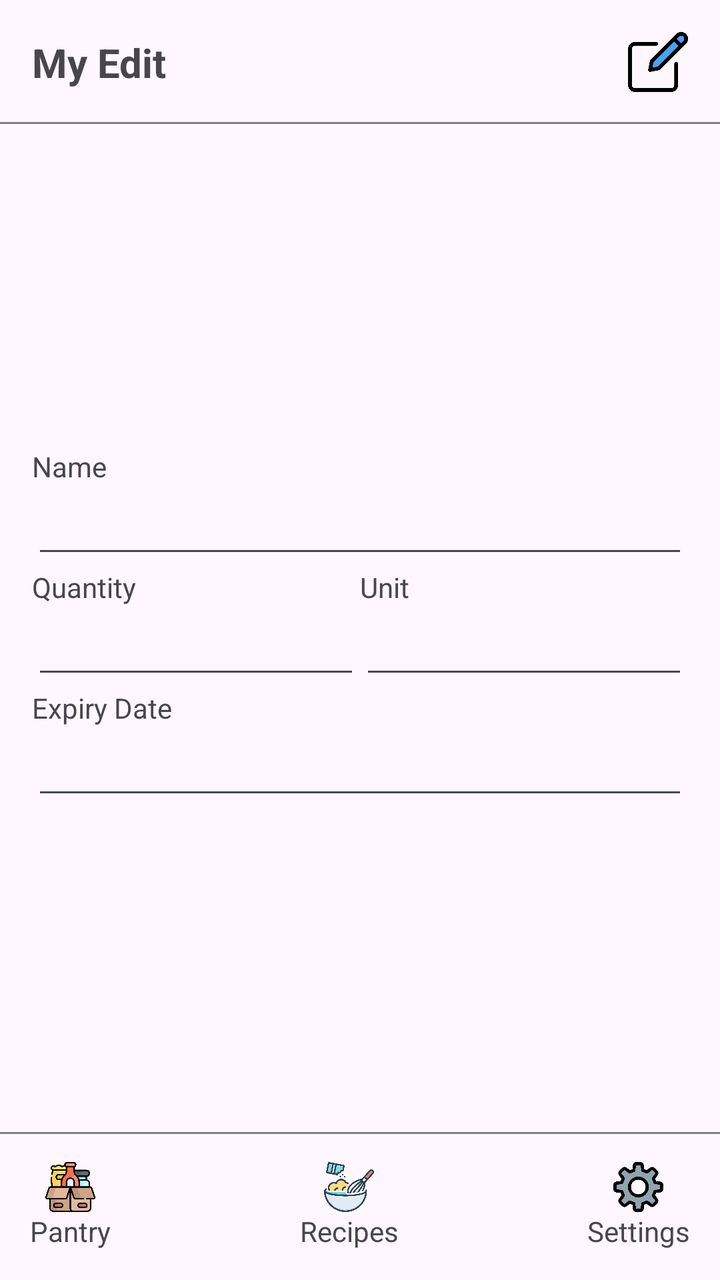
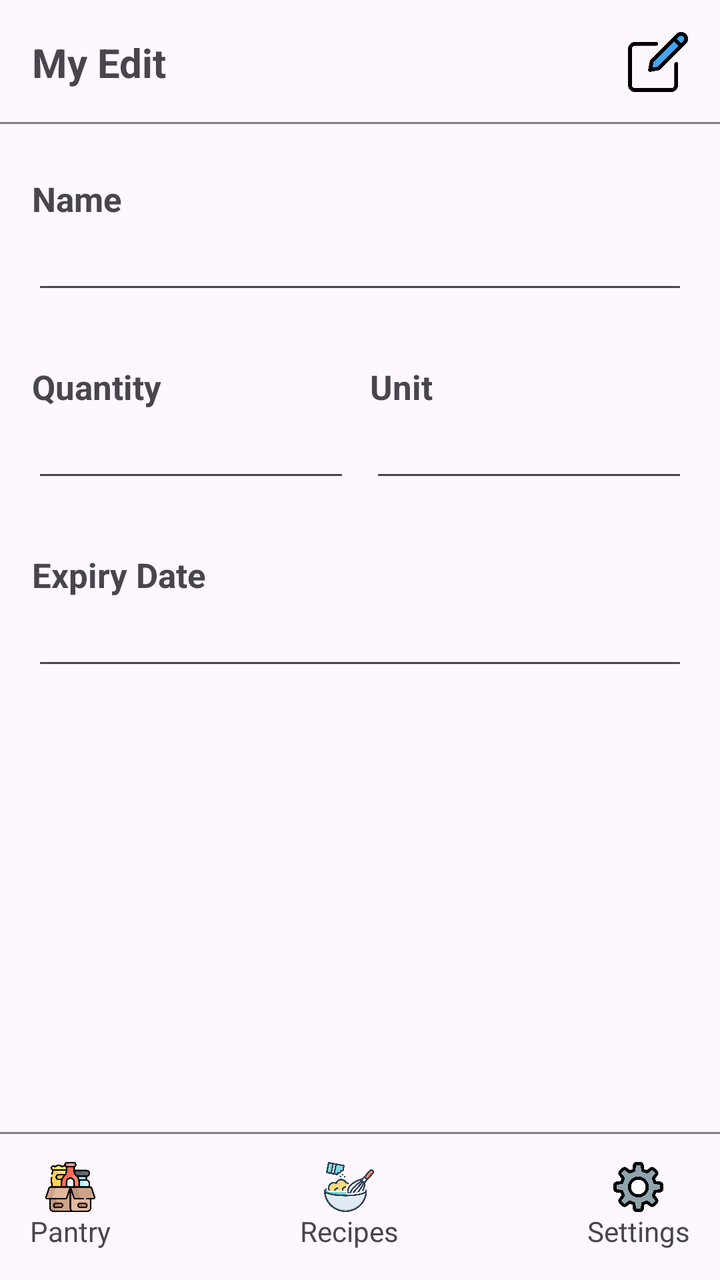

The first picture is an Android layout as it rendered before a commit; the second is the same layout after the commit. The layout source and the unified diff follow.
<!-- AndroidManifest.xml: application theme Theme.SmartPantryManager -->
<!-- res/layout/activity_edit.xml -->
<?xml version="1.0" encoding="utf-8"?>
<androidx.constraintlayout.widget.ConstraintLayout xmlns:android="http://schemas.android.com/apk/res/android"
    xmlns:app="http://schemas.android.com/apk/res-auto"
    xmlns:tools="http://schemas.android.com/tools"
    android:id="@+id/main"
    android:layout_width="match_parent"
    android:layout_height="match_parent"
    tools:context=".MainActivity">

    <androidx.constraintlayout.widget.ConstraintLayout
        android:id="@+id/topContainer"
        android:layout_width="0dp"
        android:layout_height="wrap_content"
        android:background="@drawable/border_bottom"
        android:padding="16dp"
        app:layout_constraintEnd_toEndOf="parent"
        app:layout_constraintStart_toStartOf="parent"
        app:layout_constraintTop_toTopOf="parent">

        <TextView
            android:id="@+id/pageText"
            android:layout_width="wrap_content"
            android:layout_height="wrap_content"
            android:text="My Edit"
            android:textSize="20dp"
            android:textStyle="bold"
            app:layout_constraintBottom_toBottomOf="parent"
            app:layout_constraintStart_toStartOf="parent"
            app:layout_constraintTop_toTopOf="parent" />

        <ImageView
            android:id="@+id/pageImage"
            android:layout_width="30dp"
            android:layout_height="30dp"
            android:src="@mipmap/edit"
            app:layout_constraintBottom_toBottomOf="parent"
            app:layout_constraintEnd_toEndOf="parent"
            app:layout_constraintTop_toTopOf="parent" />

    </androidx.constraintlayout.widget.ConstraintLayout>

    <androidx.constraintlayout.widget.ConstraintLayout
        android:id="@+id/editForm"
        android:layout_width="match_parent"
        android:layout_height="wrap_content"
        android:padding="16dp"
        app:layout_constraintStart_toStartOf="parent"
        app:layout_constraintEnd_toEndOf="parent"
        app:layout_constraintTop_toBottomOf="@id/topContainer"
        app:layout_constraintBottom_toTopOf="@id/navBtns"
        >

        <LinearLayout
            android:id="@+id/nameFormGroup"
            android:layout_width="match_parent"
            android:layout_height="wrap_content"
            android:orientation="vertical"
            app:layout_constraintStart_toStartOf="@id/editForm"
            app:layout_constraintEnd_toEndOf="@id/editForm"
            app:layout_constraintTop_toTopOf="@id/editForm"
            >

            <TextView
                android:id="@+id/nameTxt"
                android:layout_width="wrap_content"
                android:layout_height="wrap_content"
                android:text="Name"
                />

            <EditText
                android:id="@+id/nameEdt"
                android:layout_width="match_parent"
                android:layout_height="wrap_content"
                android:labelFor="@id/nameTxt"
                android:inputType="text"
                />

        </LinearLayout>

        <LinearLayout
            android:id="@+id/qtyUnitFormGroup"
            android:layout_width="match_parent"
            android:layout_height="wrap_content"
            android:orientation="horizontal"
            app:layout_constraintStart_toStartOf="@id/editForm"
            app:layout_constraintEnd_toEndOf="@id/editForm"
            app:layout_constraintTop_toBottomOf="@id/nameFormGroup"
            >

            <LinearLayout
                android:id="@+id/qtyFormGroup"
                android:layout_width="0dp"
                android:layout_weight="1"
                android:layout_height="wrap_content"
                android:orientation="vertical"
                >

                <TextView
                    android:id="@+id/qtyTxt"
                    android:layout_width="wrap_content"
                    android:layout_height="wrap_content"
                    android:text="Quantity"
                    />

                <EditText
                    android:id="@+id/qtyEdt"
                    android:layout_width="match_parent"
                    android:layout_height="wrap_content"
                    android:labelFor="@id/qtyTxt"
                    android:inputType="numberDecimal"
                    />

            </LinearLayout>

            <LinearLayout
                android:id="@+id/unitFormGroup"
                android:layout_width="0dp"
                android:layout_weight="1"
                android:layout_height="wrap_content"
                android:orientation="vertical"
                >

                <TextView
                    android:id="@+id/unitTxt"
                    android:layout_width="wrap_content"
                    android:layout_height="wrap_content"
                    android:text="Unit"
                    />

                <EditText
                    android:id="@+id/unitEdt"
                    android:layout_width="match_parent"
                    android:layout_height="wrap_content"
                    android:labelFor="@id/unitTxt"
                    android:inputType="text"
                    />

            </LinearLayout>
        </LinearLayout>

        <LinearLayout
            android:id="@+id/expDateFormGroup"
            android:layout_width="match_parent"
            android:layout_height="wrap_content"
            android:orientation="vertical"
            app:layout_constraintStart_toStartOf="@id/editForm"
            app:layout_constraintEnd_toEndOf="@id/editForm"
            app:layout_constraintTop_toBottomOf="@id/qtyUnitFormGroup"
            >

            <TextView
                android:id="@+id/expDateTxt"
                android:layout_width="wrap_content"
                android:layout_height="wrap_content"
                android:text="Expiry Date"
                />

            <EditText
                android:id="@+id/expDateEdt"
                android:layout_width="match_parent"
                android:layout_height="wrap_content"
                android:labelFor="@id/expDateTxt"
                android:inputType="date"
                />

        </LinearLayout>

    </androidx.constraintlayout.widget.ConstraintLayout>

    <androidx.constraintlayout.widget.ConstraintLayout
        android:id="@+id/navBtns"
        android:layout_width="match_parent"
        android:layout_height="wrap_content"
        app:layout_constraintStart_toStartOf="parent"
        app:layout_constraintEnd_toEndOf="parent"
        app:layout_constraintBottom_toBottomOf="parent"
        android:background="@drawable/border_top"
        android:padding="15dp"
        android:paddingStart="30dp"
        android:paddingEnd="30dp"
        >

        <LinearLayout
            android:id="@+id/pantryNavGroup"
            android:layout_width="wrap_content"
            android:layout_height="wrap_content"
            android:orientation="vertical"
            android:gravity="center"
            app:layout_constraintStart_toStartOf="parent"
            app:layout_constraintTop_toTopOf="parent"
            app:layout_constraintBottom_toBottomOf="parent"
            android:clickable="true"
            android:focusable="true"
            android:foreground="?attr/selectableItemBackground">

            <ImageView
                android:id="@+id/pantryBtn"
                android:layout_width="25dp"
                android:layout_height="25dp"
                android:background="@mipmap/pantry"
                android:contentDescription="@string/pantry_btn_text" />

            <TextView
                android:id="@+id/pantryBtnTxt"
                android:layout_width="wrap_content"
                android:layout_height="wrap_content"
                android:text="@string/pantry_btn_text"
                android:layout_gravity="center_horizontal" />

        </LinearLayout>

        <LinearLayout
            android:id="@+id/recipesNavGroup"
            android:layout_width="wrap_content"
            android:layout_height="wrap_content"
            android:orientation="vertical"
            android:gravity="center"
            app:layout_constraintStart_toEndOf="@id/pantryNavGroup"
            app:layout_constraintEnd_toStartOf="@id/settingsNavGroup"
            app:layout_constraintTop_toTopOf="parent"
            app:layout_constraintBottom_toBottomOf="parent"
            android:clickable="true"
            android:focusable="true"
            android:foreground="?attr/selectableItemBackground">

            <ImageView
                android:id="@+id/recipesBtn"
                android:layout_width="25dp"
                android:layout_height="25dp"
                android:background="@mipmap/blender"
                android:contentDescription="@string/recipes_btn_text" />

            <TextView
                android:id="@+id/recipesBtnTxt"
                android:layout_width="wrap_content"
                android:layout_height="wrap_content"
                android:text="@string/recipes_btn_text"
                android:layout_gravity="center_horizontal" />

        </LinearLayout>

        <LinearLayout
            android:id="@+id/settingsNavGroup"
            android:layout_width="wrap_content"
            android:layout_height="wrap_content"
            android:orientation="vertical"
            android:gravity="center"
            app:layout_constraintEnd_toEndOf="parent"
            app:layout_constraintTop_toTopOf="parent"
            app:layout_constraintBottom_toBottomOf="parent"
            android:clickable="true"
            android:focusable="true"
            android:foreground="?attr/selectableItemBackground">

            <ImageView
                android:id="@+id/settingsBtn"
                android:layout_width="25dp"
                android:layout_height="25dp"
                android:background="@mipmap/settings"
                android:contentDescription="@string/settings_btn_text" />

            <TextView
                android:id="@+id/settingsBtnTxt"
                android:layout_width="wrap_content"
                android:layout_height="wrap_content"
                android:text="@string/settings_btn_text"
                android:layout_gravity="center_horizontal" />

        </LinearLayout>

    </androidx.constraintlayout.widget.ConstraintLayout>

</androidx.constraintlayout.widget.ConstraintLayout>
<!-- resources referenced by this layout -->
<resources>
  <!-- drawable border_bottom (drawable) -->
  <?xml version="1.0" encoding="utf-8"?>
  <layer-list xmlns:android="http://schemas.android.com/apk/res/android">
      <item android:gravity="bottom">
          <shape android:shape="rectangle">
              <size android:height="1dp" />
              <solid android:color="@color/gray" />
          </shape>
      </item>
  </layer-list>
  <!-- drawable border_top (drawable) -->
  <?xml version="1.0" encoding="utf-8"?>
  <layer-list xmlns:android="http://schemas.android.com/apk/res/android">
      <item android:gravity="top">
          <shape android:shape="rectangle">
              <size android:height="1dp" />
              <solid android:color="@color/gray" />
          </shape>
      </item>
  </layer-list>
  <!-- mipmap blender: png bitmap (mipmap-hdpi, 55296 bytes) -->
  <!-- mipmap edit: png bitmap (mipmap-hdpi, 12470 bytes) -->
  <!-- mipmap pantry: png bitmap (mipmap-hdpi, 28301 bytes) -->
  <!-- mipmap settings: png bitmap (mipmap-hdpi, 32274 bytes) -->
  <string name="pantry_btn_text">Pantry</string>
  <string name="recipes_btn_text">Recipes</string>
  <string name="settings_btn_text">Settings</string>
  <style name="Theme.SmartPantryManager" parent="Base.Theme.SmartPantryManager" />
  <color name="gray">#808080</color>
  <style name="Base.Theme.SmartPantryManager" parent="Theme.Material3.DayNight.NoActionBar">
          
          
      </style>
</resources>

<!-- the commit's change to res/layout/activity_edit.xml (unified diff, before → after) -->
@@ -22,7 +22,7 @@
             android:layout_width="wrap_content"
             android:layout_height="wrap_content"
             android:text="My Edit"
-            android:textSize="20dp"
+            android:textSize="20sp"
             android:textStyle="bold"
             app:layout_constraintBottom_toBottomOf="parent"
             app:layout_constraintStart_toStartOf="parent"
@@ -33,6 +33,7 @@
             android:layout_width="30dp"
             android:layout_height="30dp"
             android:src="@mipmap/edit"
+            android:contentDescription="edit"
             app:layout_constraintBottom_toBottomOf="parent"
             app:layout_constraintEnd_toEndOf="parent"
             app:layout_constraintTop_toTopOf="parent" />
@@ -43,37 +44,38 @@
         android:id="@+id/editForm"
         android:layout_width="match_parent"
         android:layout_height="wrap_content"
+        android:layout_marginTop="10dp"
         android:padding="16dp"
         app:layout_constraintStart_toStartOf="parent"
         app:layout_constraintEnd_toEndOf="parent"
         app:layout_constraintTop_toBottomOf="@id/topContainer"
-        app:layout_constraintBottom_toTopOf="@id/navBtns"
         >
 
         <LinearLayout
             android:id="@+id/nameFormGroup"
             android:layout_width="match_parent"
             android:layout_height="wrap_content"
-            android:orientation="vertical"
+            android:layout_marginBottom="30dp"
+            android:orientation="vertical"
+            app:layout_constraintBottom_toTopOf="@+id/qtyUnitFormGroup"
+            app:layout_constraintEnd_toEndOf="@id/editForm"
             app:layout_constraintStart_toStartOf="@id/editForm"
-            app:layout_constraintEnd_toEndOf="@id/editForm"
-            app:layout_constraintTop_toTopOf="@id/editForm"
-            >
+            app:layout_constraintTop_toTopOf="@id/editForm">
 
             <TextView
                 android:id="@+id/nameTxt"
                 android:layout_width="wrap_content"
                 android:layout_height="wrap_content"
                 android:text="Name"
-                />
+                android:textSize="17sp"
+                android:textStyle="bold" />
 
             <EditText
                 android:id="@+id/nameEdt"
                 android:layout_width="match_parent"
                 android:layout_height="wrap_content"
-                android:labelFor="@id/nameTxt"
                 android:inputType="text"
-                />
+                android:labelFor="@id/nameTxt" />
 
         </LinearLayout>
 
@@ -82,66 +84,68 @@
             android:layout_width="match_parent"
             android:layout_height="wrap_content"
             android:orientation="horizontal"
+            app:layout_constraintBottom_toTopOf="@+id/expDateFormGroup"
+            app:layout_constraintEnd_toEndOf="@id/editForm"
             app:layout_constraintStart_toStartOf="@id/editForm"
-            app:layout_constraintEnd_toEndOf="@id/editForm"
-            app:layout_constraintTop_toBottomOf="@id/nameFormGroup"
-            >
+            app:layout_constraintTop_toBottomOf="@id/nameFormGroup">
 
             <LinearLayout
                 android:id="@+id/qtyFormGroup"
                 android:layout_width="0dp"
+                android:layout_height="wrap_content"
                 android:layout_weight="1"
-                android:layout_height="wrap_content"
                 android:orientation="vertical"
-                >
+                android:paddingRight="5dp">
 
                 <TextView
                     android:id="@+id/qtyTxt"
                     android:layout_width="wrap_content"
                     android:layout_height="wrap_content"
                     android:text="Quantity"
-                    />
+                    android:textSize="17sp"
+                    android:textStyle="bold" />
 
                 <EditText
                     android:id="@+id/qtyEdt"
                     android:layout_width="match_parent"
                     android:layout_height="wrap_content"
-                    android:labelFor="@id/qtyTxt"
                     android:inputType="numberDecimal"
-                    />
+                    android:labelFor="@id/qtyTxt" />
 
             </LinearLayout>
 
             <LinearLayout
                 android:id="@+id/unitFormGroup"
                 android:layout_width="0dp"
+                android:layout_height="wrap_content"
                 android:layout_weight="1"
-                android:layout_height="wrap_content"
                 android:orientation="vertical"
-                >
+                android:paddingLeft="5dp">
 
                 <TextView
                     android:id="@+id/unitTxt"
                     android:layout_width="wrap_content"
                     android:layout_height="wrap_content"
                     android:text="Unit"
-                    />
+                    android:textSize="17sp"
+                    android:textStyle="bold" />
 
                 <EditText
                     android:id="@+id/unitEdt"
                     android:layout_width="match_parent"
                     android:layout_height="wrap_content"
-                    android:labelFor="@id/unitTxt"
                     android:inputType="text"
-                    />
+                    android:labelFor="@id/unitTxt" />
 
             </LinearLayout>
+
         </LinearLayout>
 
         <LinearLayout
             android:id="@+id/expDateFormGroup"
             android:layout_width="match_parent"
             android:layout_height="wrap_content"
+            android:layout_marginTop="30dp"
             android:orientation="vertical"
             app:layout_constraintStart_toStartOf="@id/editForm"
             app:layout_constraintEnd_toEndOf="@id/editForm"
@@ -153,6 +157,8 @@
                 android:layout_width="wrap_content"
                 android:layout_height="wrap_content"
                 android:text="Expiry Date"
+                android:textStyle="bold"
+                android:textSize="17sp"
                 />
 
             <EditText
